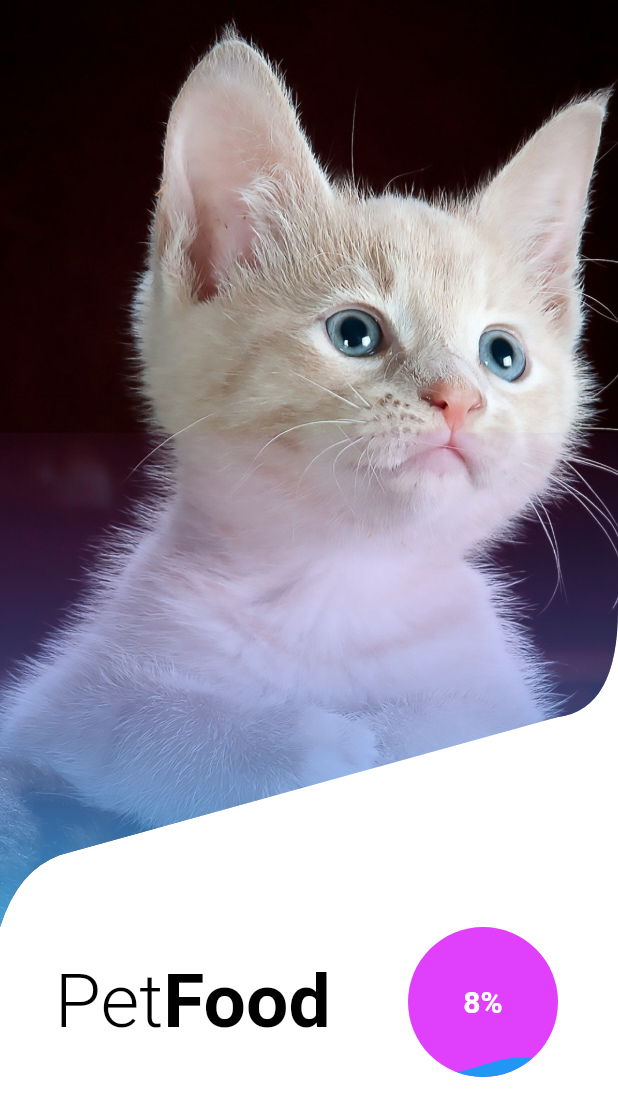
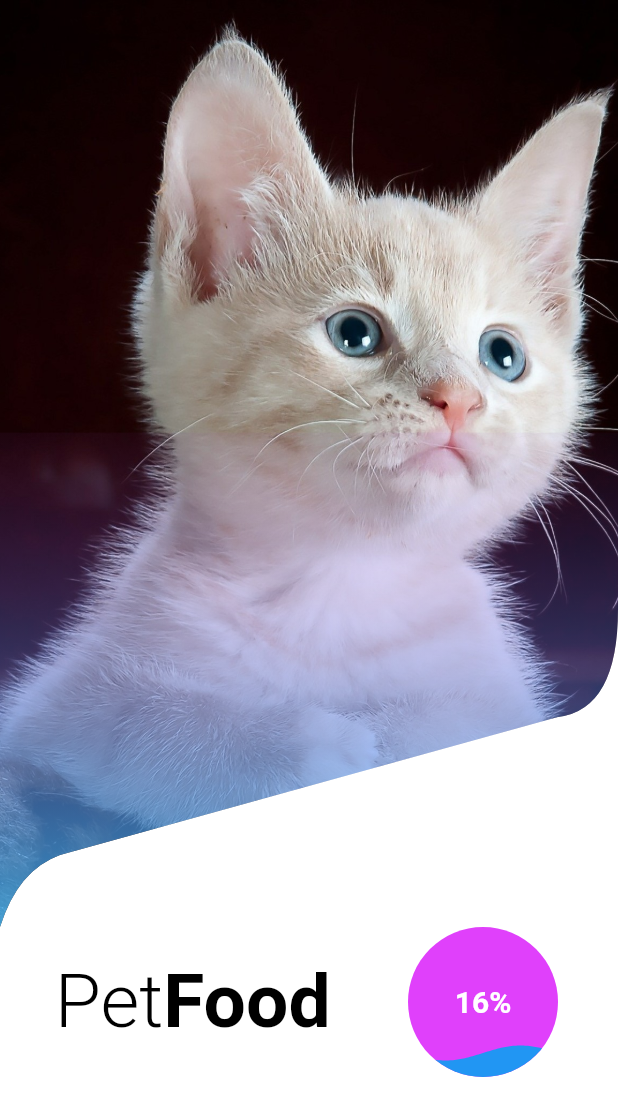
Before and after one commit to bonnesbaby14/petfood, a Flutter app: the first screen one second after launch, on a phone screen of 412 x 824 dp. Shown: the top 1116 px of the screen. Run offline on Flutter 3.47's test engine with Material 2 defaults, Android fonts, the phone set to English and light mode, and no system bars; our stand-ins replace liquid_progress_indicator, sleek_circular_slider; Roboto replaces fonts that are missing (Poppins).

Commit message:
ultimos cambios en windos

```diff
--- a/lib/pages/Home.dart
+++ b/lib/pages/Home.dart
@@ -128,25 +128,32 @@ class _AnimatedLiquidCircularProgressIndicatorState
     super.initState();
     _animationController = AnimationController(
       vsync: this,
-      duration: Duration(seconds: 10),
+      duration: Duration(seconds: 5),
+
     );
 
-    _animationController.addListener(() => setState(() {if(percentage==99){
-      print("Lista");
-    }}));
+    _animationController.addListener(() => setState(() {
+
+    }
+    )
+    );
     _animationController.repeat();
   }
 
   @override
   void dispose() {
+        print("finalizado");
     _animationController.dispose();
+
     super.dispose();
   }
 
   @override
   Widget build(BuildContext context) {
     final percentage = _animationController.value * 100;
-
+    if(percentage==99){
+      Navigator.of(context).pushNamed("home");
+    }
     return Center(
       child: SizedBox(
         width: 100.0,
```
